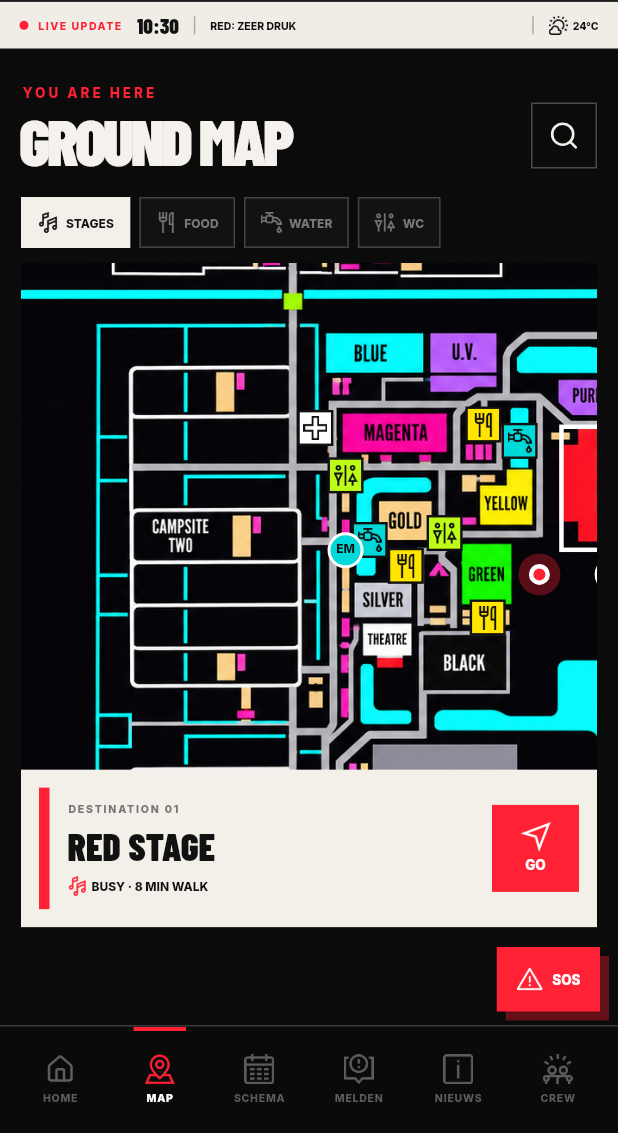
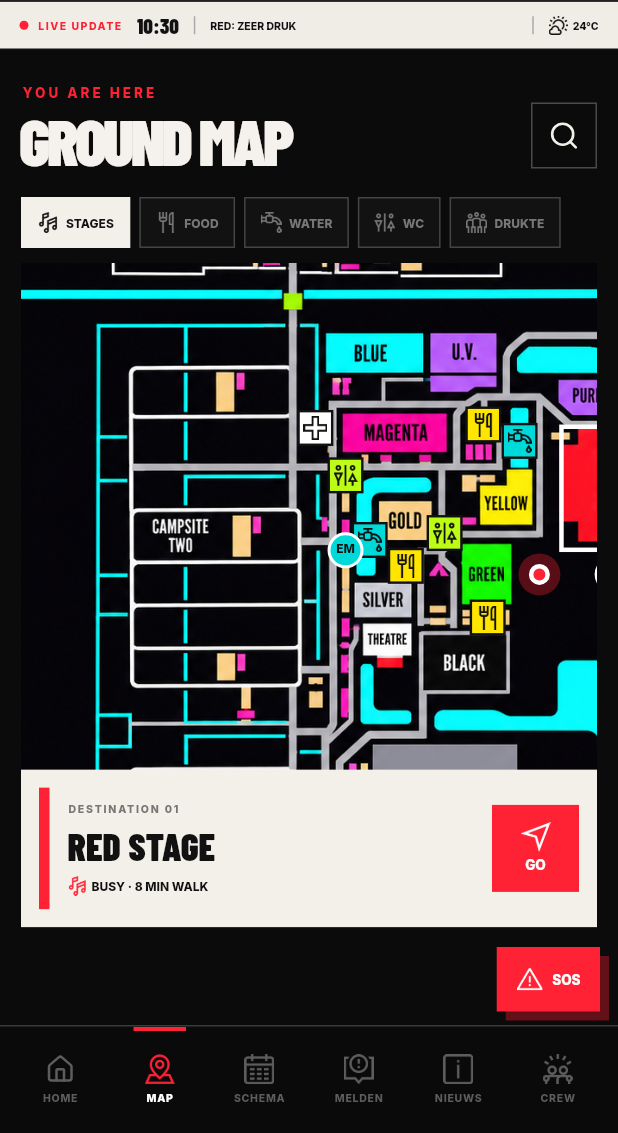
Before and after one commit to festival-companion-fhict/Front-end, a Flutter app: the screen it shows after launch, after a tap on "ENTER THE FESTIVAL", after a tap on "WIJZIG STAGE", on a phone screen of 412 x 824 dp, the part 103-1236 px from its top. Run offline on Flutter 3.47's test engine with Material 3 defaults, Android fonts, the phone set to English and light mode, and no system bars; our stand-ins replace lucide_icons_flutter, shared_preferences.

Commit message:
Add 'DRUKTE' filter option to map screen

```diff
--- a/lib/screens/map_screen.dart
+++ b/lib/screens/map_screen.dart
@@ -40,6 +40,7 @@ class _MapScreenState extends State<MapScreen> {
     ('FOOD', 'Eten'),
     ('WATER', 'Waterpunt'),
     ('WC', 'Wc'),
+    ('DRUKTE', 'Menigde'),
   ];
 
   @override
```
